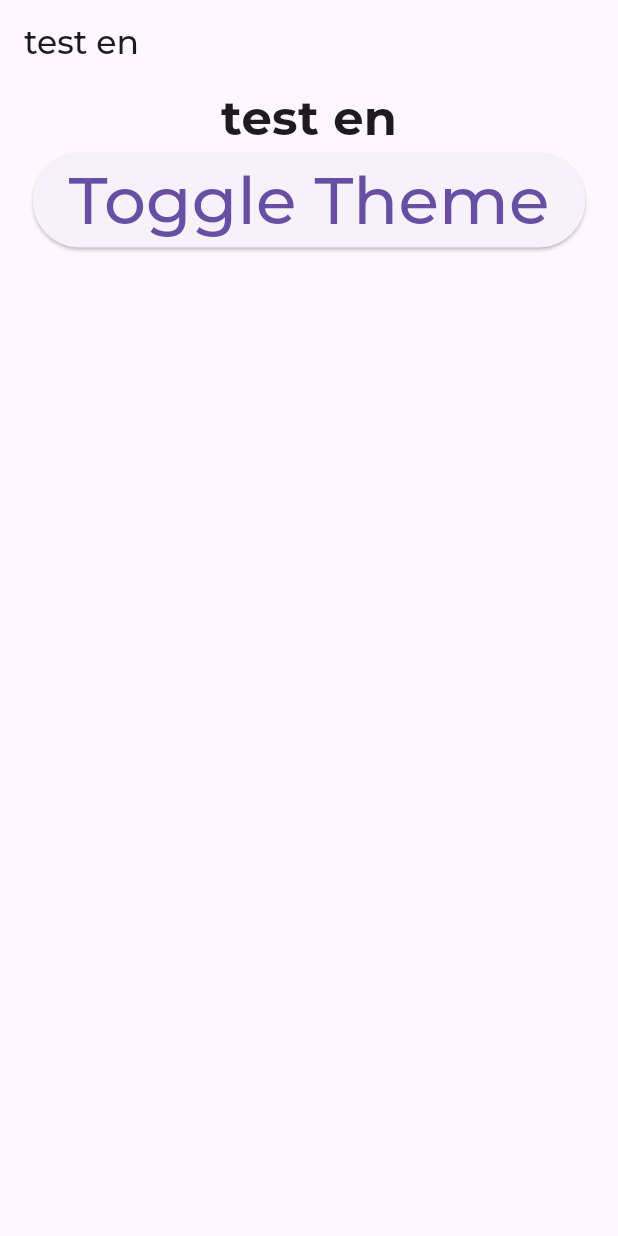
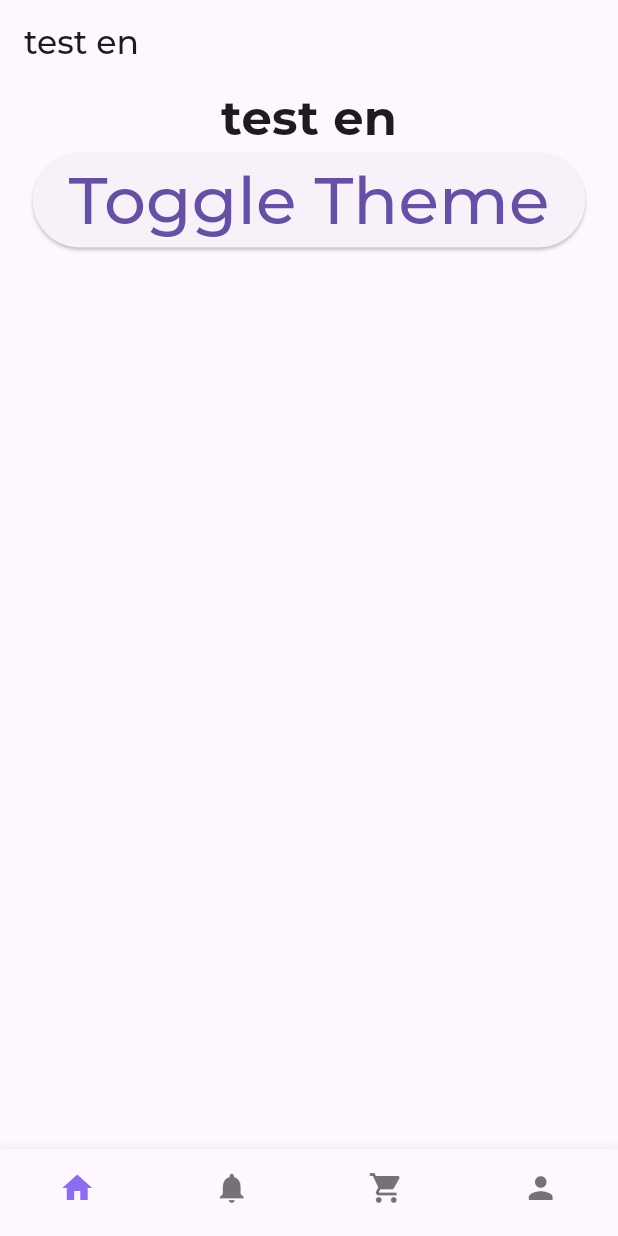
Before and after one commit to 3khaled3/eco, a Flutter app: the screen it shows after launch, on a phone screen of 412 x 824 dp. Run offline on Flutter 3.47's test engine with Material 3 defaults, Android fonts, the phone set to English and light mode, and no system bars; our stand-ins replace bloc, flutter_bloc; project files that could hold a hidden picture were left out.

Commit message:
create BottomNavBarWidget

```diff
--- /dev/null
+++ b/lib/features/home_feature/view/widget/bottom_nav_bar_widget.dart
@@ -0,0 +1,43 @@
+import 'package:eco/utils/colors_box.dart';
+import 'package:flutter/material.dart';
+
+class BottomNavBarWidget extends StatelessWidget {
+  const BottomNavBarWidget({
+    super.key,
+    required this.currentPageIndex,
+    required this.onTap,
+  });
+
+  final int currentPageIndex;
+  final Function(int)? onTap;
+
+  @override
+  Widget build(BuildContext context) {
+    return BottomNavigationBar(
+      showUnselectedLabels: false,
+      showSelectedLabels: false,
+      currentIndex: currentPageIndex,
+      onTap: onTap,
+      selectedItemColor: BoxColors.lighterPurple,
+      type: BottomNavigationBarType.fixed,
+      items: const <BottomNavigationBarItem>[
+        BottomNavigationBarItem(
+          icon: Icon(Icons.home),
+          label: 'Home',
+        ),
+        BottomNavigationBarItem(
+          icon: Icon(Icons.notifications),
+          label: 'notifications',
+        ),
+        BottomNavigationBarItem(
+          icon: Icon(Icons.shopping_cart),
+          label: 'shopping_cart',
+        ),
+        BottomNavigationBarItem(
+          icon: Icon(Icons.person),
+          label: 'Account',
+        ),
+      ],
+    );
+  }
+}
--- a/lib/main.dart
+++ b/lib/main.dart
@@ -4,6 +4,8 @@ import 'package:eco/utils/box_styles.dart';
 import 'package:flutter/material.dart';
 import 'package:flutter_bloc/flutter_bloc.dart';
 import 'package:flutter_localizations/flutter_localizations.dart';
+
+import 'features/home_feature/view/widget/bottom_nav_bar_widget.dart';
 
 void main() {
   runApp(const MyApp());
@@ -24,12 +26,12 @@ class MyApp extends StatelessWidget {
             theme: state.theme,
             locale: state.locale,
             localizationsDelegates: const [
-              S.delegate,
+              GetTranslation.delegate,
               GlobalMaterialLocalizations.delegate,
               GlobalWidgetsLocalizations.delegate,
               GlobalCupertinoLocalizations.delegate,
             ],
-            supportedLocales: S.delegate.supportedLocales,
+            supportedLocales: GetTranslation.delegate.supportedLocales,
             title: 'Flutter Demo',
             home: const Home(),
           );
@@ -39,23 +41,32 @@ class MyApp extends StatelessWidget {
   }
 }
 
-class Home extends StatelessWidget {
+class Home extends StatefulWidget {
   const Home({super.key});
 
+  @override
+  State<Home> createState() => _HomeState();
+}
+
+class _HomeState extends State<Home> {
+  int currentPageIndex = 0;
   @override
   Widget build(BuildContext context) {
     return Scaffold(
       appBar: AppBar(
         title: Text(
-          S.of(context).test,
+          GetTranslation.of(context).test,
         ),
       ),
       body: Column(
         children: [
-          Text(S.of(context).test, style: BoxStyles.bold32,),
+          Text(
+            GetTranslation.of(context).test,
+            style: BoxStyles.bold32,
+          ),
           Center(
             child: ElevatedButton(
-              onPressed: () => context.read<SettingsCubit>().toggleTheme(),
+              onPressed: () => BlocProvider.of<SettingsCubit>(context).toggleLanguage(),
               child: Text(
                 'Toggle Theme',
                 style: BoxStyles.regular16.copyWith(fontSize: 44),
@@ -64,6 +75,14 @@ class Home extends StatelessWidget {
           ),
         ],
       ),
+      bottomNavigationBar: BottomNavBarWidget(
+        currentPageIndex: currentPageIndex,
+        onTap: (int index) {
+          setState(() {
+            currentPageIndex = index;
+          });
+        },
+      ),
     );
   }
 }
```
Also changed, not shown: lib/generated/l10n.dart.
